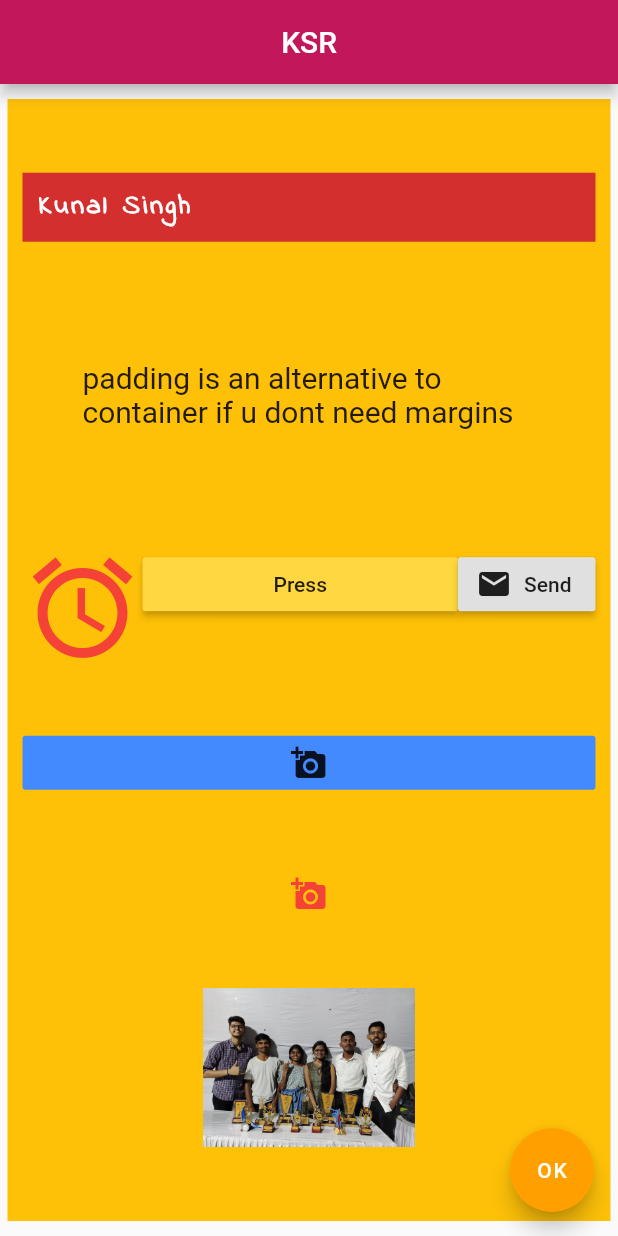
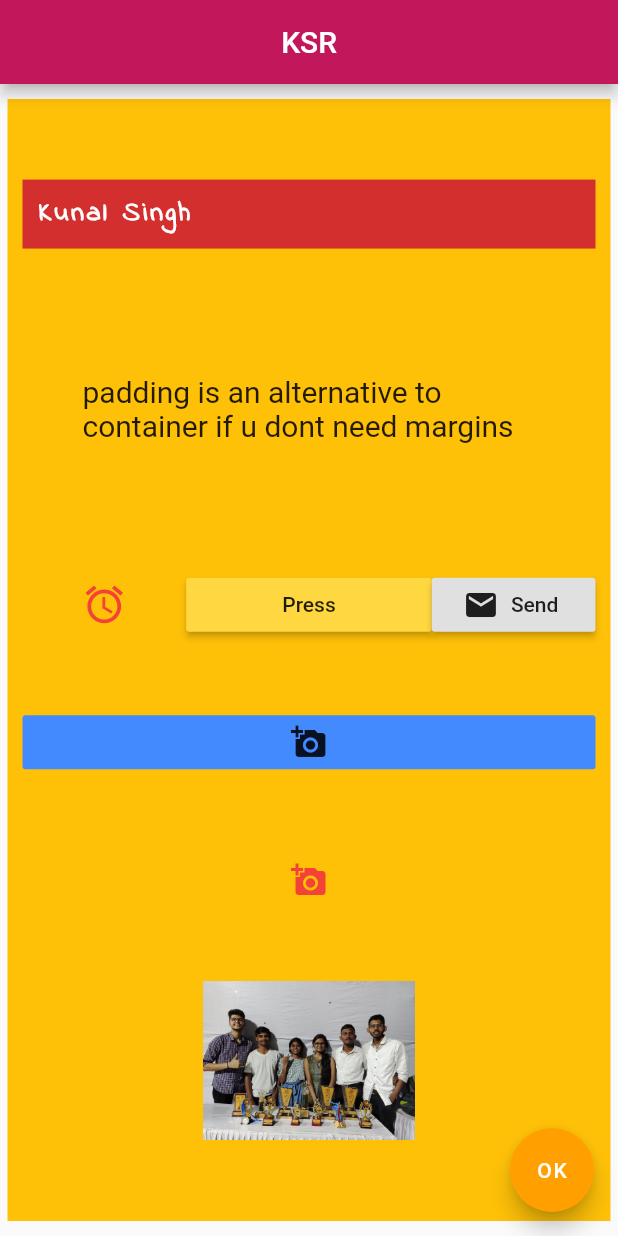
Before and after one commit to singhkunal2050/FlutterNewApp, a Flutter app: the screen it shows after launch, on a phone screen of 412 x 824 dp. Run offline on Flutter 3.47's test engine with Material 2 defaults, Android fonts, the phone set to English and light mode, and no system bars.

Commit message:
expanded widget with flex prop

```diff
--- a/lib/main.dart
+++ b/lib/main.dart
@@ -39,27 +39,34 @@ class NewApp extends StatelessWidget {
               ),
               Row(
                 mainAxisAlignment: MainAxisAlignment.spaceBetween,
-                crossAxisAlignment: CrossAxisAlignment.start,
+                crossAxisAlignment: CrossAxisAlignment.center,
                 children: <Widget>[
-                  Icon(
+                  Expanded(
+                    flex: 2,
+                    child: Icon(
                       Icons.access_alarm,
                       color: Colors.red,
-                    size: 80,
+                      size: 30,
+                    ),
                   ),
                   // expanded widget takes up all the available space
                   Expanded(
+                    flex: 3,
                     child: RaisedButton(
                       onPressed: () => print("pressed"),
                       child: Text("Press"),
                       color: Colors.amberAccent,
                     ),
                   ),
-                  RaisedButton.icon(
+                  Expanded(
+                    flex: 2,
+                    child: RaisedButton.icon(
                       onPressed: () => print("pressed 2"),
                       icon: Icon(
                         Icons.mail,
                       ),
                       label: Text("Send"),
+                    ),
                   ),
                   // Icon(Icons.add_circle),
                   // Icon(Icons.add_location),
```
Lines whose indentation alone changed are shown as unchanged.
